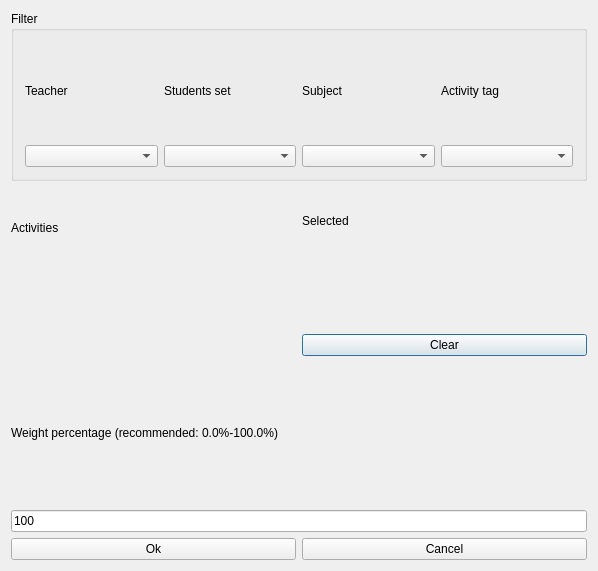
First picture: the form in src/interface/modifyconstraintactivitiessamestartingtimeform_template.ui, repository janLo/FET, before the edit.
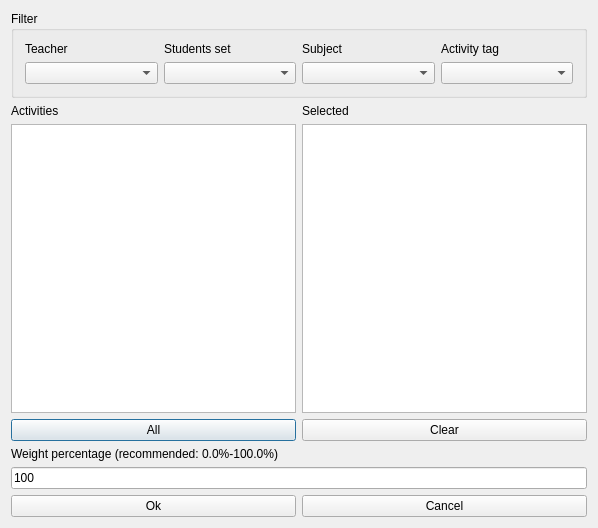
Second picture: the form after the edit. Custom widgets are drawn as their Qt base class.

Patch:
```diff
--- a/src/interface/modifyconstraintactivitiessamestartingtimeform_template.ui
+++ b/src/interface/modifyconstraintactivitiessamestartingtimeform_template.ui
@@ -7,37 +7,29 @@
     <x>0</x>
     <y>0</y>
     <width>598</width>
-    <height>571</height>
+    <height>528</height>
    </rect>
   </property>
   <property name="windowTitle">
    <string extracomment="This is the title of the dialog to modify a constraint of this type">Modify activities same starting time</string>
   </property>
-  <layout class="QGridLayout" name="gridLayout">
-   <item row="0" column="0" colspan="2">
-    <widget class="Q3GroupBox" name="groupBox2">
+  <layout class="QGridLayout" name="gridLayout_2">
+   <item row="0" column="0">
+    <widget class="QGroupBox" name="filterGroupBox">
      <property name="title">
       <string>Filter</string>
      </property>
-     <layout class="QGridLayout">
+     <layout class="QGridLayout" name="gridLayout">
       <item row="0" column="0">
-       <layout class="QGridLayout">
-        <item row="0" column="3">
-         <widget class="QLabel" name="activityTagsTextLabel">
+       <widget class="QLabel" name="teachersTextLabel">
           <property name="text">
-           <string>Activity tag</string>
+         <string>Teacher</string>
           </property>
           <property name="wordWrap">
            <bool>false</bool>
           </property>
          </widget>
         </item>
-        <item row="1" column="1">
-         <widget class="QComboBox" name="studentsComboBox"/>
-        </item>
-        <item row="1" column="3">
-         <widget class="QComboBox" name="activityTagsComboBox"/>
-        </item>
         <item row="0" column="1">
          <widget class="QLabel" name="studentsTextLabel">
           <property name="text">
@@ -48,9 +40,6 @@
           </property>
          </widget>
         </item>
-        <item row="1" column="2">
-         <widget class="QComboBox" name="subjectsComboBox"/>
-        </item>
         <item row="0" column="2">
          <widget class="QLabel" name="subjectsTextLabel">
           <property name="text">
@@ -61,26 +50,35 @@
           </property>
          </widget>
         </item>
+      <item row="0" column="3">
+       <widget class="QLabel" name="activityTagsTextLabel">
+        <property name="text">
+         <string>Activity tag</string>
+        </property>
+        <property name="wordWrap">
+         <bool>false</bool>
+        </property>
+       </widget>
+      </item>
         <item row="1" column="0">
          <widget class="QComboBox" name="teachersComboBox"/>
         </item>
-        <item row="0" column="0">
-         <widget class="QLabel" name="teachersTextLabel">
-          <property name="text">
-           <string>Teacher</string>
-          </property>
-          <property name="wordWrap">
-           <bool>false</bool>
-          </property>
-         </widget>
-        </item>
-       </layout>
+      <item row="1" column="1">
+       <widget class="QComboBox" name="studentsComboBox"/>
+      </item>
+      <item row="1" column="2">
+       <widget class="QComboBox" name="subjectsComboBox"/>
+      </item>
+      <item row="1" column="3">
+       <widget class="QComboBox" name="activityTagsComboBox"/>
       </item>
      </layout>
     </widget>
    </item>
    <item row="1" column="0">
-    <layout class="QVBoxLayout">
+    <layout class="QHBoxLayout" name="horizontalLayout">
+     <item>
+      <layout class="QVBoxLayout" name="verticalLayout_2">
      <item>
       <widget class="QLabel" name="activitiesTextLabel">
        <property name="frameShape">
@@ -98,17 +96,18 @@
       </widget>
      </item>
      <item>
-      <widget class="Q3ListBox" name="activitiesListBox">
+        <widget class="QListWidget" name="activitiesListWidget"/>
+       </item>
        <item>
+        <widget class="QPushButton" name="addAllActivitiesPushButton">
         <property name="text">
-         <string>New Item</string>
-        </property>
-       </item>
+          <string comment="Text on a button. It refers to adding all activities from the list above this button into the current constraint">All</string>
+         </property>
       </widget>
      </item>
     </layout>
    </item>
-   <item row="1" column="1">
+     <item>
     <layout class="QVBoxLayout" name="verticalLayout">
      <item>
       <widget class="QLabel" name="selectedActivitiesTextLabel">
@@ -127,13 +126,7 @@
       </widget>
      </item>
      <item>
-      <widget class="Q3ListBox" name="selectedActivitiesListBox">
-       <item>
-        <property name="text">
-         <string>New Item</string>
-        </property>
-       </item>
-      </widget>
+        <widget class="QListWidget" name="selectedActivitiesListWidget"/>
      </item>
      <item>
       <widget class="QPushButton" name="clearPushButton">
@@ -144,7 +137,9 @@
      </item>
     </layout>
    </item>
-   <item row="2" column="0" colspan="2">
+    </layout>
+   </item>
+   <item row="2" column="0">
     <layout class="QVBoxLayout">
      <item>
       <widget class="QLabel" name="weightTextLabel">
@@ -171,7 +166,7 @@
      </item>
     </layout>
    </item>
-   <item row="3" column="0" colspan="2">
+   <item row="3" column="0">
     <layout class="QHBoxLayout">
      <item>
       <widget class="QPushButton" name="okPushButton">
@@ -192,36 +187,6 @@
   </layout>
  </widget>
  <layoutdefault spacing="6" margin="11"/>
- <customwidgets>
-  <customwidget>
-   <class>Q3GroupBox</class>
-   <extends>QGroupBox</extends>
-   <header>Qt3Support/Q3GroupBox</header>
-   <container>1</container>
-  </customwidget>
-  <customwidget>
-   <class>Q3Frame</class>
-   <extends>QFrame</extends>
-   <header>Qt3Support/Q3Frame</header>
-   <container>1</container>
-  </customwidget>
-  <customwidget>
-   <class>Q3ListBox</class>
-   <extends>Q3Frame</extends>
-   <header>q3listbox.h</header>
-  </customwidget>
- </customwidgets>
- <tabstops>
-  <tabstop>teachersComboBox</tabstop>
-  <tabstop>studentsComboBox</tabstop>
-  <tabstop>subjectsComboBox</tabstop>
-  <tabstop>activityTagsComboBox</tabstop>
-  <tabstop>activitiesListBox</tabstop>
-  <tabstop>selectedActivitiesListBox</tabstop>
-  <tabstop>weightLineEdit</tabstop>
-  <tabstop>okPushButton</tabstop>
-  <tabstop>cancelPushButton</tabstop>
- </tabstops>
  <resources/>
  <connections/>
 </ui>
```
Left out of the diff: 2 changed lines with no effect on the pictures. Lines whose indentation alone changed are shown as unchanged.
